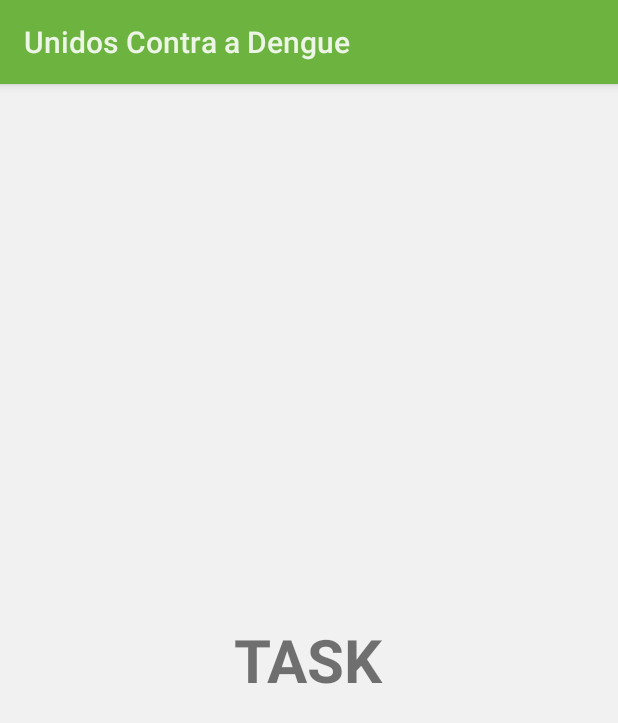
After one commit to marlonmacf/ucd-java-app, an Android app: the fragment InfoFragment shown on its own in the app's theme, on a phone screen of 412 x 824 dp. The commit adds this screen. Shown: the top 723 px of the screen. Run offline under Robolectric (Android 15) with nearby library versions, the phone set to English and light mode, and no system bars.

Commit message:
Created all fragments of the tabs.

```diff
--- a/app/src/main/AndroidManifest.xml
+++ b/app/src/main/AndroidManifest.xml
@@ -14,7 +14,7 @@
             android:theme="@style/AppTheme">
 
         <!-- Main Activity -->
-        <activity android:name=".activities.MainActivity">
+        <activity android:name=".views.activities.MainActivity">
 
             <!-- Default intent filter -->
             <intent-filter>
--- a/app/src/main/java/ucd/app/activities/MainActivity.java
+++ b/app/src/main/java/ucd/app/views/activities/MainActivity.java
@@ -1,4 +1,4 @@
-package ucd.app.activities;
+package ucd.app.views.activities;
 
 import android.support.v7.app.AppCompatActivity;
 import android.os.Bundle;
--- /dev/null
+++ b/app/src/main/java/ucd/app/views/fragments/InfoFragment.java
@@ -0,0 +1,28 @@
+package ucd.app.views.fragments;
+
+import android.os.Bundle;
+import android.app.Fragment;
+import android.view.LayoutInflater;
+import android.view.View;
+import android.view.ViewGroup;
+
+import ucd.app.R;
+
+public class InfoFragment extends Fragment{
+
+    public InfoFragment() {
+        // Required empty public constructor
+    }
+
+    @Override
+    public void onCreate(Bundle savedInstanceState) {
+        super.onCreate(savedInstanceState);
+    }
+
+    @Override
+    public View onCreateView(LayoutInflater inflater, ViewGroup container, Bundle savedInstanceState) {
+        // Inflate the layout for this fragment
+        return inflater.inflate(R.layout.fragment_task, container, false);
+    }
+
+}
--- /dev/null
+++ b/app/src/main/res/layout/fragment_task.xml
@@ -0,0 +1,15 @@
+<RelativeLayout xmlns:android="http://schemas.android.com/apk/res/android"
+xmlns:tools="http://schemas.android.com/tools"
+android:layout_width="match_parent"
+android:layout_height="match_parent"
+tools:context="info.androidhive.materialtabs.fragments.OneFragment">
+
+<TextView
+    android:layout_width="wrap_content"
+    android:layout_height="wrap_content"
+    android:text="TASK"
+    android:textSize="40dp"
+    android:textStyle="bold"
+    android:layout_centerInParent="true"/>
+
+</RelativeLayout>
--- a/app/src/main/res/values/strings.xml
+++ b/app/src/main/res/values/strings.xml
@@ -1,3 +1,6 @@
 <resources>
     <string name="app_name">"Unidos Contra a Dengue "</string>
+
+<!-- TODO: Remove or change this placeholder text -->
+    <string name="hello_blank_fragment">Hello blank fragment</string>
 </resources>
```
Also changed, not shown: app/src/main/java/ucd/app/views/fragments/PhotoFragment.java (added, +28 -0 lines), app/src/main/java/ucd/app/views/fragments/PlaceFragment.java (added, +28 -0 lines), app/src/main/java/ucd/app/views/fragments/RankingFragment.java (added, +28 -0 lines), app/src/main/java/ucd/app/views/fragments/TaskFragment.java (added, +28 -0 lines), app/src/main/res/layout/fragment_info.xml (added, +15 -0 lines), app/src/main/res/layout/fragment_photo.xml (added, +15 -0 lines), app/src/main/res/layout/fragment_place.xml (added, +15 -0 lines), app/src/main/res/layout/fragment_ranking.xml (added, +15 -0 lines).
